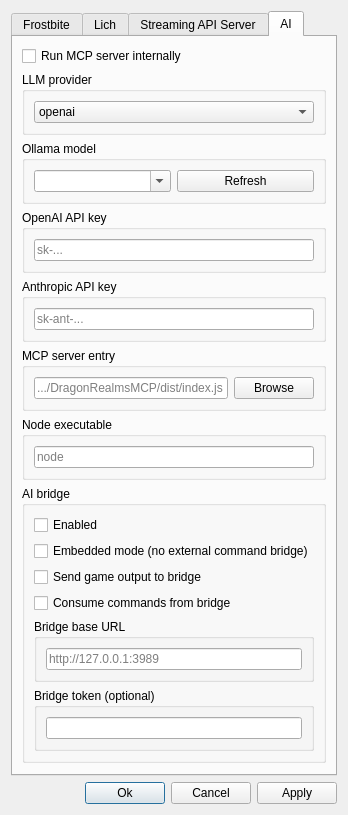
Qt form frostbite/gui/scriptsettingsdialog.ui (HunterDoesData/DragonRealmsMCP) before a commit.
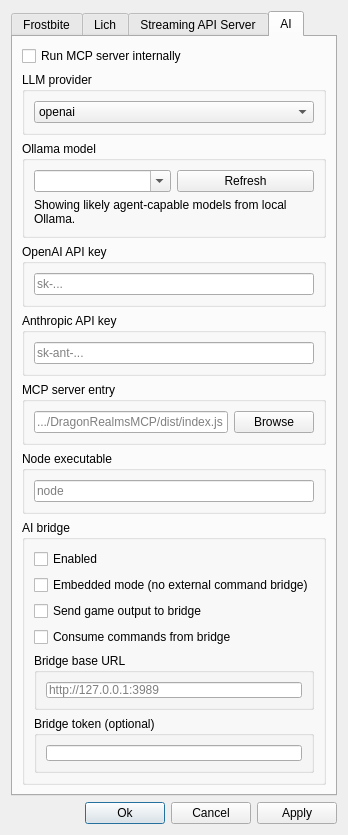
The same form after that commit. The open tabs and pages were chosen to show the change. Icons and pictures are not drawn.

```diff
--- a/frostbite/gui/scriptsettingsdialog.ui
+++ b/frostbite/gui/scriptsettingsdialog.ui
@@ -410,6 +410,16 @@
                </item>
               </layout>
              </item>
+            <item>
+             <widget class="QLabel" name="ollamaModelHintLabel">
+              <property name="text">
+               <string>Showing likely agent-capable models from local Ollama.</string>
+              </property>
+              <property name="wordWrap">
+               <bool>true</bool>
+              </property>
+             </widget>
+            </item>
             </layout>
            </widget>
           </item>
```
